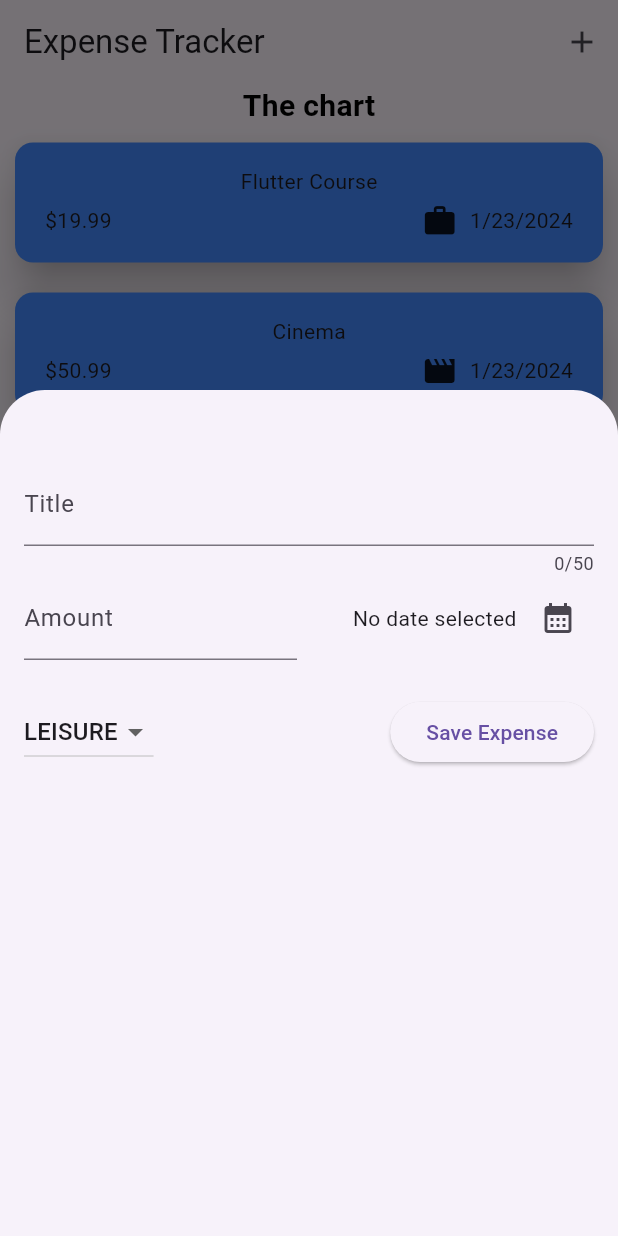
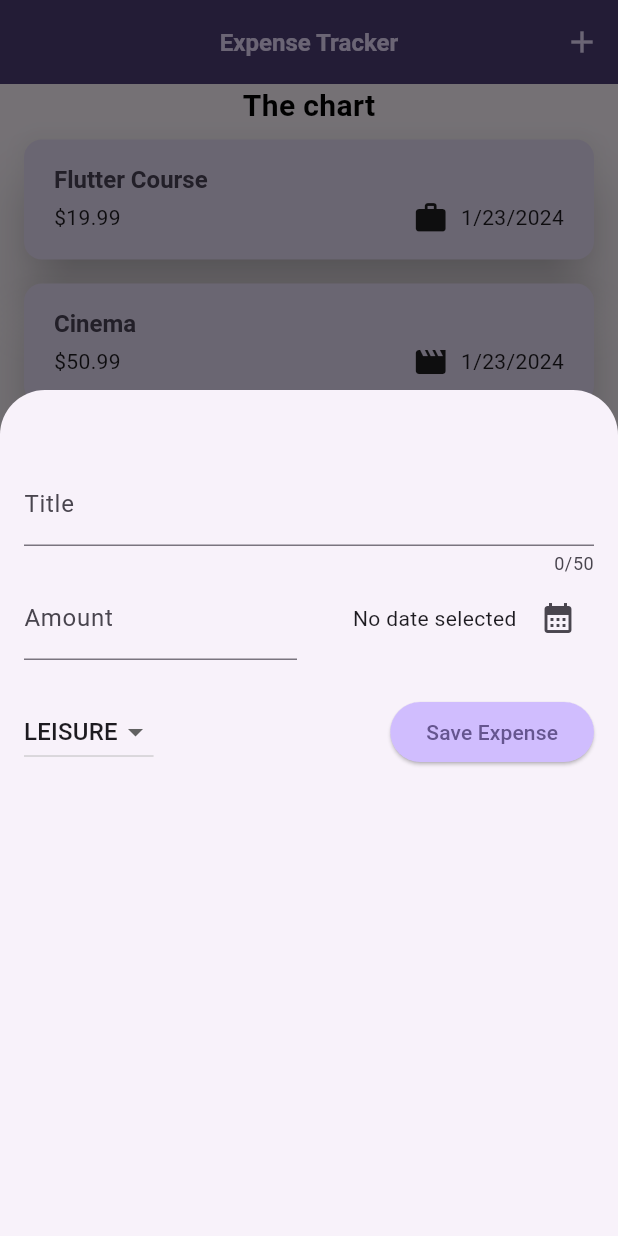
Before and after one commit to MWandeco/expenses_app, a Flutter app: the screen it shows after launch, after a tap on the "add" icon, on a phone screen of 412 x 824 dp. Run offline on Flutter 3.47's test engine with Material 3 defaults, Android fonts, the phone set to English and light mode, and no system bars.

Commit message:
Added dark theme
added light and dark theme to the app

```diff
--- a/lib/main.dart
+++ b/lib/main.dart
@@ -1,9 +1,53 @@
 import 'package:expenses_app/widgets/expenses.dart';
 import 'package:flutter/material.dart';
 
+var kColorScheme =
+    ColorScheme.fromSeed(seedColor: const Color.fromARGB(255, 96, 59, 181));
+
+var kDarkColorScheme = ColorScheme.fromSeed(
+    brightness: Brightness.dark,
+    seedColor: const Color.fromARGB(255, 5, 99, 125));
+
 void main() {
-  runApp(const MaterialApp(
+  runApp(MaterialApp(
     debugShowCheckedModeBanner: false,
-    home: Expenses(),
+    darkTheme: ThemeData.dark().copyWith(
+      colorScheme: kDarkColorScheme,
+      cardTheme: const CardTheme().copyWith(
+        color: kDarkColorScheme.secondaryContainer,
+        margin: const EdgeInsets.symmetric(horizontal: 16, vertical: 8),
+        elevation: 16,
+        shadowColor: Colors.black,
+      ),
+      elevatedButtonTheme: ElevatedButtonThemeData(
+        style: ElevatedButton.styleFrom(
+            backgroundColor: kDarkColorScheme.inversePrimary),
+      ),
+    ),
+    theme: ThemeData().copyWith(
+      colorScheme: kColorScheme,
+      appBarTheme: const AppBarTheme().copyWith(
+          backgroundColor: kColorScheme.onPrimaryContainer,
+          foregroundColor: kColorScheme.primaryContainer,
+          centerTitle: true),
+      cardTheme: const CardTheme().copyWith(
+        color: kColorScheme.secondaryContainer,
+        margin: const EdgeInsets.symmetric(horizontal: 16, vertical: 8),
+        elevation: 16,
+        shadowColor: Colors.black,
+      ),
+      elevatedButtonTheme: ElevatedButtonThemeData(
+        style: ElevatedButton.styleFrom(
+            backgroundColor: kColorScheme.inversePrimary),
+      ),
+      textTheme: ThemeData().textTheme.copyWith(
+            titleLarge: TextStyle(
+                fontWeight: FontWeight.bold,
+                color: kColorScheme.onSecondaryContainer,
+                fontSize: 16),
+          ),
+    ),
+    themeMode: ThemeMode.system,
+    home: const Expenses(),
   ));
 }
--- a/lib/widgets/expenses_list/expense_item.dart
+++ b/lib/widgets/expenses_list/expense_item.dart
@@ -9,15 +9,15 @@ class ExpenseItem extends StatelessWidget {
   @override
   Widget build(BuildContext context) {
     return Card(
-      color: Colors.blueAccent,
-      shadowColor: Colors.black,
-      elevation: 12,
-      margin: const EdgeInsets.all(10),
       child: Padding(
         padding: const EdgeInsets.symmetric(horizontal: 20, vertical: 16),
         child: Column(
+          crossAxisAlignment: CrossAxisAlignment.start,
           children: [
-            Text(expense.title),
+            Text(
+              expense.title,
+              style: Theme.of(context).textTheme.titleLarge,
+            ),
             const SizedBox(
               height: 4,
             ),
--- a/lib/widgets/expenses_list/expenses_list.dart
+++ b/lib/widgets/expenses_list/expenses_list.dart
@@ -14,6 +14,11 @@ class ExpensesList extends StatelessWidget {
     return ListView.builder(
       itemCount: expenses.length,
       itemBuilder: (ctx, index) => Dismissible(
+          background: Container(
+            color: Theme.of(context).colorScheme.error.withOpacity(0.75),
+            margin: EdgeInsets.symmetric(
+                horizontal: Theme.of(context).cardTheme.margin!.horizontal),
+          ),
           key: ValueKey(expenses[index]),
           onDismissed: (direction) {
             onRemoveExpense(expenses[index]);
```
Also changed, not shown: lib/models/expense.dart (+23 -0 lines).
